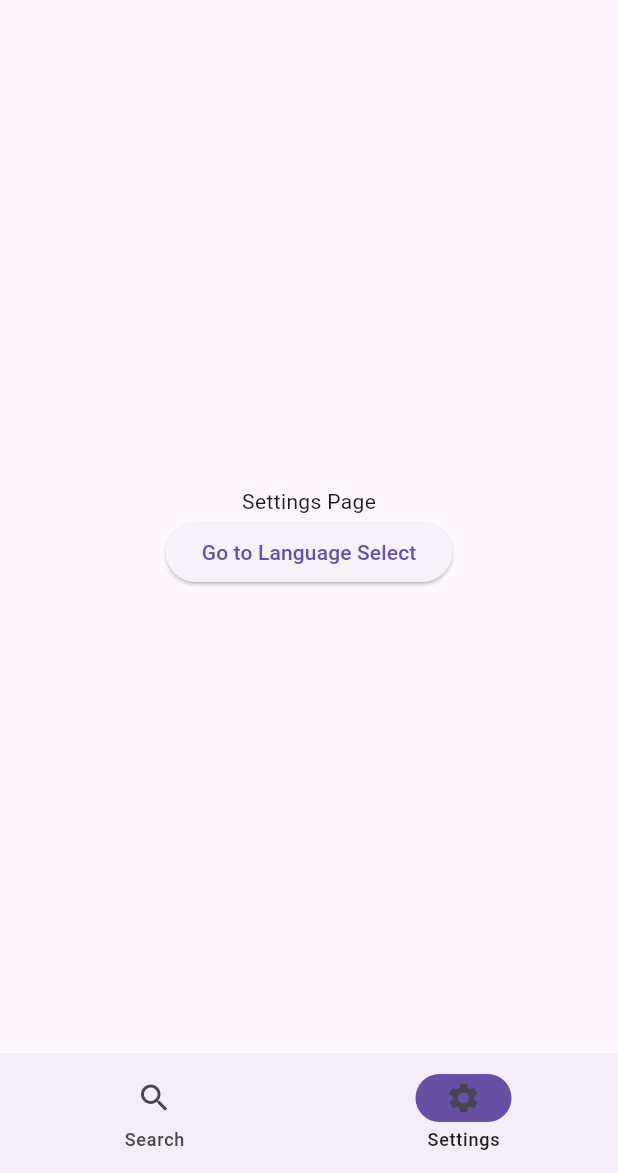
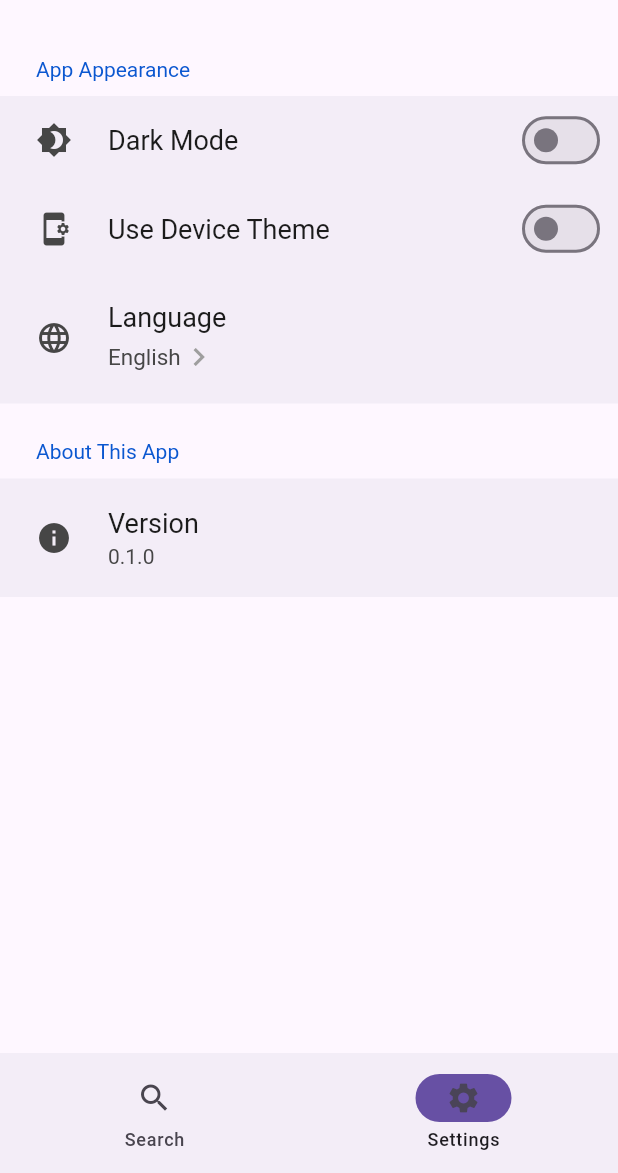
Before and after one commit to hiropoo/github_search, a Flutter app: the screen it shows after launch, item 2 of the bottom bar chosen, on a phone screen of 412 x 824 dp, the part 63-1236 px from its top. Run offline on Flutter 3.47's test engine with Material 3 defaults, Android fonts, the phone set to English and light mode, and no system bars; drawn by our look-alikes of settings_ui; our stand-ins replace flutter_dotenv, flutter_hooks, flutter_native_splash, go_router, hooks_riverpod, package_info_plus and 1 more; generated files the repository leaves out were written again.

Commit message:
✨ Implement the UI of the setting page

```diff
--- a/lib/src/features/settings/presentation/general/settings_page.dart
+++ b/lib/src/features/settings/presentation/general/settings_page.dart
@@ -1,27 +1,89 @@
 import 'package:flutter/material.dart';
+import 'package:flutter_gen/gen_l10n/app_localizations.dart';
+import 'package:flutter_hooks/flutter_hooks.dart';
 import 'package:github_search/src/router/app_router.dart';
 import 'package:go_router/go_router.dart';
 import 'package:hooks_riverpod/hooks_riverpod.dart';
+import 'package:package_info_plus/package_info_plus.dart';
+import 'package:settings_ui/settings_ui.dart';
 
 class SettingsPage extends HookConsumerWidget {
   const SettingsPage({super.key});
 
   @override
   Widget build(BuildContext context, WidgetRef ref) {
+    // アプリのバージョンを取得
+    final fromPlatform = useMemoized(PackageInfo.fromPlatform);
+    final snapshot = useFuture(fromPlatform);
+    if (!snapshot.hasData) {
+      return const SizedBox.shrink();
+    }
+
     return Scaffold(
-      body: Center(
-        child: Column(
-          mainAxisAlignment: MainAxisAlignment.center,
-          children: [
-            const Text('Settings Page'),
-            ElevatedButton(
-              onPressed: () {
-                context.goNamed(AppRoute.language.name);
-              },
-              child: const Text('Go to Language Select'),
-            ),
-          ],
+      body: SettingsList(
+        darkTheme: SettingsThemeData(
+          settingsListBackground: Theme.of(context).colorScheme.surface,
+          settingsSectionBackground: Theme.of(context).colorScheme.surfaceContainer,
         ),
+        lightTheme: SettingsThemeData(
+          settingsListBackground: Theme.of(context).colorScheme.surface,
+          settingsSectionBackground: Theme.of(context).colorScheme.surfaceContainer,
+        ),
+        platform: DevicePlatform.iOS,
+        sections: [
+          // アプリの外観設定
+          SettingsSection(
+            title: Text(AppLocalizations.of(context)!.appAppearance),
+            tiles: [
+              // ダークモードの切り替え
+              SettingsTile.switchTile(
+                leading: const Icon(Icons.brightness_4),
+                title: Text(AppLocalizations.of(context)!.darkMode),
+                initialValue: false,
+                onToggle: (value) {},
+              ),
+
+              // 端末のテーマ設定を使うかどうか
+              SettingsTile.switchTile(
+                leading: const Icon(Icons.app_settings_alt_rounded),
+                title: Text(AppLocalizations.of(context)!.useDeviceTheme),
+                initialValue: false,
+                onToggle: (value) {},
+              ),
+
+              // 言語設定
+              SettingsTile(
+                leading: const Icon(Icons.language),
+                title: Text(AppLocalizations.of(context)!.language),
+                value: const Row(
+                  children: [
+                    Text(
+                      'English',
+                      style: TextStyle(
+                        fontSize: 15,
+                      ),
+                    ),
+                    Icon(color: Colors.grey, Icons.keyboard_arrow_right),
+                  ],
+                ),
+                onPressed: (context) => context.goNamed(AppRoute.language.name),
+              ),
+            ],
+          ),
+
+          // アプリについて
+          SettingsSection(
+            title: Text(AppLocalizations.of(context)!.aboutApp),
+            tiles: <SettingsTile>[
+              // バージョン情報
+              SettingsTile(
+                leading: const Icon(Icons.info),
+                title: Text(AppLocalizations.of(context)!.version),
+                value: Text("${snapshot.data?.version}"),
+              ),
+            ],
+          ),
+        ],
       ),
     );
   }
```
